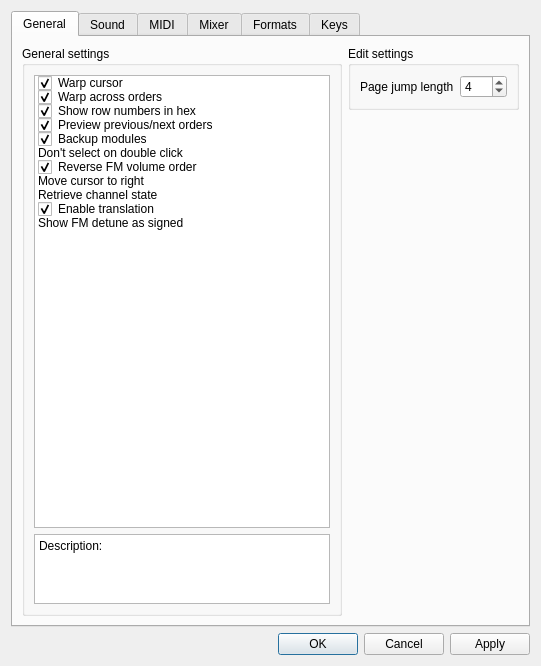
Above: BambooTracker/gui/configuration_dialog.ui from BambooTracker/BambooTracker before the change. Below: the same form after it.
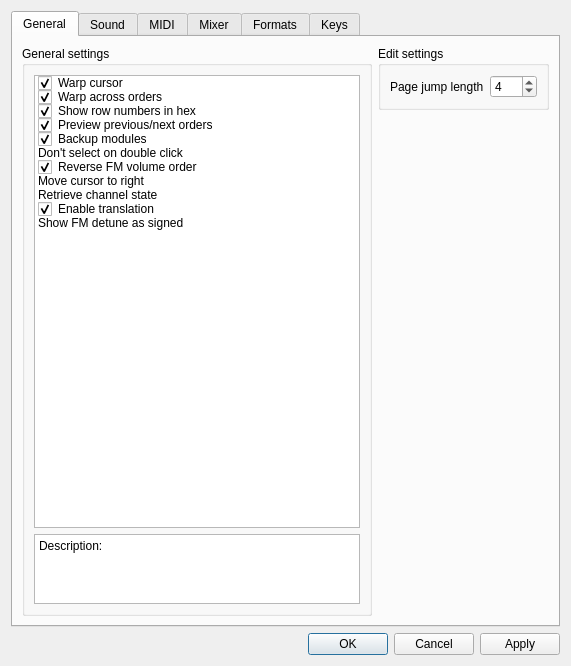
That is the form after the change. The open tabs and pages were chosen to show the change. Custom widgets are drawn as their Qt base class.

```diff
--- a/BambooTracker/gui/configuration_dialog.ui
+++ b/BambooTracker/gui/configuration_dialog.ui
@@ -6,7 +6,7 @@
    <rect>
     <x>0</x>
     <y>0</y>
-    <width>541</width>
+    <width>571</width>
     <height>666</height>
    </rect>
   </property>
```
Left out of the diff: 2 changed lines with no effect on the pictures.
